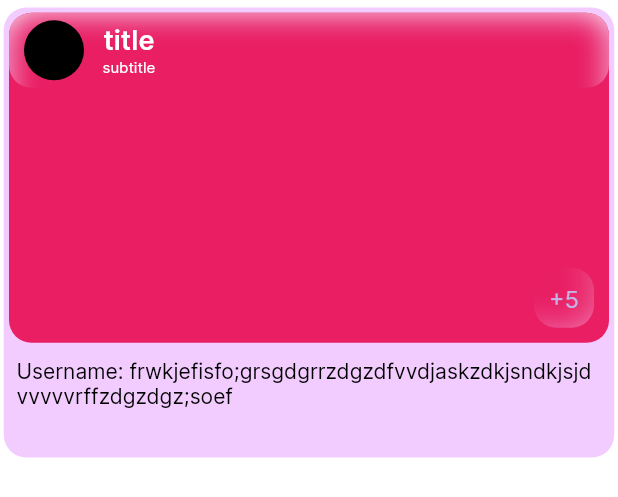
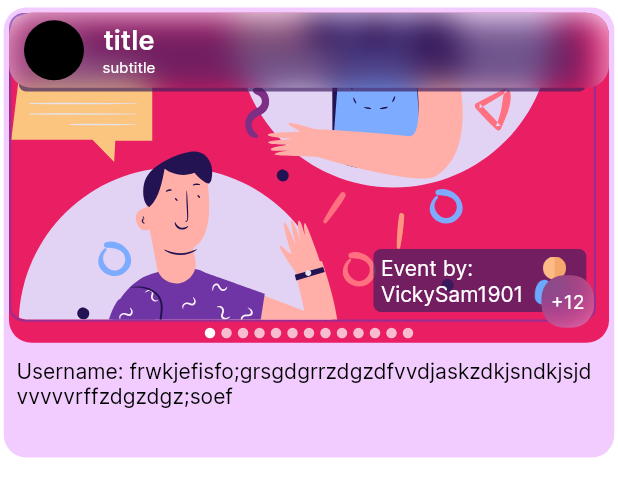
Before and after one commit to VigneshSambari/Flutter_Community_App, a Flutter app: the BlogTile widget shown alone on an empty page, opened directly, on a phone screen of 412 x 824 dp. Shown: the top 497 px of the screen. Run offline on Flutter 3.47's test engine with Material 2 defaults, Android fonts, the phone set to English and light mode, and no system bars; our stand-ins replace cached_network_image, carousel_slider, dotted_border, equatable, file_picker, flutter_bloc and 6 more; network calls fail.

Commit message:
blog screen update

```diff
--- a/lib/Screens/blogScreens/components/blog_utils.dart
+++ b/lib/Screens/blogScreens/components/blog_utils.dart
@@ -1,14 +1,50 @@
-// ignore_for_file: avoid_unnecessary_containers, prefer_const_constructors
+// ignore_for_file: avoid_unnecessary_containers, prefer_const_constructors, prefer_const_literals_to_create_immutables
 
 import 'dart:ui';
 import 'package:flutter/material.dart';
+import 'package:sessions/components/carousal_slider.dart';
 import 'package:sessions/components/styles.dart';
 import 'package:sessions/constants.dart';
+import 'package:sessions/models/blogpost.model.dart';
+import 'package:sessions/screens/chatScreens/components/clips.dart';
 
-class BlogTile extends StatelessWidget {
+List<EventClip> events = [
+  EventClip(),
+  EventClip(),
+  EventClip(),
+  EventClip(),
+  EventClip(),
+  EventClip(),
+  EventClip(),
+  EventClip(),
+  EventClip(),
+  EventClip(),
+  EventClip(),
+  EventClip(),
+  EventClip(),
+];
+
+class BlogTile extends StatefulWidget {
+  final BlogPostModel? blog;
   const BlogTile({
     super.key,
+    this.blog,
   });
+
+  @override
+  State<BlogTile> createState() => _BlogTileState();
+}
+
+int mediaIndex = 0;
+
+class _BlogTileState extends State<BlogTile> {
+  void pageChange({required int value}) {
+    mediaIndex = value;
+
+    setState(() {
+      mediaIndex;
+    });
+  }
 
   @override
   Widget build(BuildContext context) {
@@ -36,6 +72,41 @@ class BlogTile extends StatelessWidget {
                         color: Colors.pink,
                         borderRadius: BorderRadius.circular(15),
                       ),
+                      child: Stack(
+                        children: [
+                          CarouselSlider(
+                            height: size.height * 0.25,
+                            items: events,
+                            margin: 0,
+                            scroll: false,
+                            pageChange: pageChange,
+                          ),
+                          Positioned(
+                            bottom: 3,
+                            right: 0,
+                            left: 0,
+                            child: Center(
+                              child: Wrap(
+                                children: List.generate(
+                                  events.length,
+                                  (index) => Container(
+                                    width: 7,
+                                    height: 7,
+                                    margin:
+                                        EdgeInsets.symmetric(horizontal: 2.0),
+                                    decoration: BoxDecoration(
+                                      color: mediaIndex == index
+                                          ? Colors.white
+                                          : Colors.white70,
+                                      shape: BoxShape.circle,
+                                    ),
+                                  ),
+                                ),
+                              ),
+                            ),
+                          ),
+                        ],
+                      ),
                     ),
                   ),
                   Positioned(
@@ -43,14 +114,24 @@ class BlogTile extends StatelessWidget {
                     right: 10,
                     child: GestureDetector(
                       onTap: () {},
+                      child: SizedBox(
+                        height: 35,
+                        width: 35,
                         child: ClipRRect(
                           borderRadius: BorderRadius.circular(15),
                           child: BackdropFilter(
                             filter: ImageFilter.blur(sigmaX: 15, sigmaY: 15),
                             child: Container(
-                            child: const CircleAvatar(
+                              child: CircleAvatar(
                                 backgroundColor: Colors.transparent,
-                              child: Text("+5"),
+                                child: Text(
+                                  "+${(events.length - 1)}",
+                                  style: TextStyle(
+                                    fontSize: 13,
+                                    color: Colors.white,
+                                  ),
+                                ),
+                              ),
                             ),
                           ),
                         ),
--- a/lib/Screens/chatScreens/components/tiles.dart
+++ b/lib/Screens/chatScreens/components/tiles.dart
@@ -5,7 +5,6 @@ import 'package:sessions/assets.dart';
 import 'package:sessions/components/utils.dart';
 import 'package:sessions/constants.dart';
 import 'package:sessions/models/room.model.dart';
-import 'package:intl/intl.dart';
 import 'package:sessions/utils/util_methods.dart';
 
 class EventOverlayTile extends StatelessWidget {
--- a/lib/Screens/entryPoint/entry_point.dart
+++ b/lib/Screens/entryPoint/entry_point.dart
@@ -9,7 +9,6 @@ import 'package:sessions/bloc/user/user_bloc.dart';
 import 'package:sessions/components/navbar.dart';
 import 'package:sessions/components/side_menu.dart';
 import 'package:sessions/constants.dart';
-import 'package:sessions/repositories/room_repository.dart';
 import 'package:sessions/screens/blogScreens/blog_screen.dart';
 import 'package:sessions/screens/chatScreens/chat_entry.dart';
 import 'package:sessions/screens/profile/view_profile.dart';
--- a/lib/bloc/room/room_bloc.dart
+++ b/lib/bloc/room/room_bloc.dart
@@ -1,14 +1,9 @@
 // ignore_for_file: public_member_api_docs, sort_constructors_first
 import 'package:equatable/equatable.dart';
-import 'package:flutter/rendering.dart';
-import 'package:flutter_bloc/flutter_bloc.dart';
 import 'package:hydrated_bloc/hydrated_bloc.dart';
-import 'package:sessions/models/message.model.dart';
 
 import 'package:sessions/models/room.model.dart';
-import 'package:sessions/repositories/message_repository.dart';
 import 'package:sessions/repositories/room_repository.dart';
-import 'package:sessions/utils/classes.dart';
 
 part 'room_event.dart';
 part 'room_state.dart';
--- a/lib/components/carousal_slider.dart
+++ b/lib/components/carousal_slider.dart
@@ -7,8 +7,16 @@ import 'package:flutter/material.dart';
 class CarouselSlider extends StatefulWidget {
   final List<Widget> items;
   final double height;
+  final double margin;
+  final bool scroll;
+  final Function({required int value})? pageChange;
 
-  CarouselSlider({required this.items, required this.height});
+  CarouselSlider(
+      {required this.items,
+      required this.height,
+      this.margin = 10,
+      this.scroll = true,
+      this.pageChange});
 
   @override
   _CarouselSliderState createState() => _CarouselSliderState();
@@ -22,7 +30,9 @@ class _CarouselSliderState extends State<CarouselSlider> {
   @override
   void initState() {
     super.initState();
-    _startTimer();
+    if (widget.scroll) {
+      _startTimer();
+    }
   }
 
   @override
@@ -48,7 +58,7 @@ class _CarouselSliderState extends State<CarouselSlider> {
     Size size = MediaQuery.of(context).size;
     return Container(
       alignment: Alignment.center,
-      margin: EdgeInsets.all(10),
+      margin: EdgeInsets.all(widget.margin),
       height: widget.height,
       width: size.width * 0.95,
       child: Center(
@@ -64,6 +74,9 @@ class _CarouselSliderState extends State<CarouselSlider> {
             onPageChanged: (index) {
               setState(() {
                 _currentPage = index;
+                if (widget.pageChange != null) {
+                  widget.pageChange!(value: index);
+                }
               });
             },
             children: widget.items,
--- a/lib/models/message.model.dart
+++ b/lib/models/message.model.dart
@@ -1,5 +1,3 @@
-import 'dart:convert';
-
 // ignore_for_file: public_member_api_docs, sort_constructors_first
 class MessageModel {
   final String? _id;
--- a/lib/models/room.model.dart
+++ b/lib/models/room.model.dart
@@ -1,6 +1,4 @@
 // ignore_for_file: public_member_api_docs, sort_constructors_first;
-
-import 'dart:convert';
 
 import 'package:sessions/utils/classes.dart';
 
--- a/lib/repositories/room_repository.dart
+++ b/lib/repositories/room_repository.dart
@@ -3,8 +3,6 @@ import 'dart:convert';
 
 import 'package:http/http.dart';
 
-import 'package:sessions/models/blogpost.model.dart';
-import 'package:sessions/models/message.model.dart';
 import 'package:sessions/models/room.model.dart';
 import 'package:sessions/utils/classes.dart';
 import 'package:sessions/utils/server_urls.dart';
```
Also changed, not shown: lib/Screens/blogScreens/blog_screen.dart (+33 -2 lines), lib/Screens/chatScreens/chat_entry.dart (+13 -8 lines), lib/Screens/chatScreens/chats_display.dart (+0 -43 lines), lib/Screens/profile/view_profile.dart (+11 -4 lines), lib/bloc/message/message_bloc.dart (+1 -7 lines), lib/components/popup_menus.dart (added, +51 -0 lines), lib/utils/classes.dart (+7 -2 lines). Lines whose indentation alone changed are shown as unchanged.
